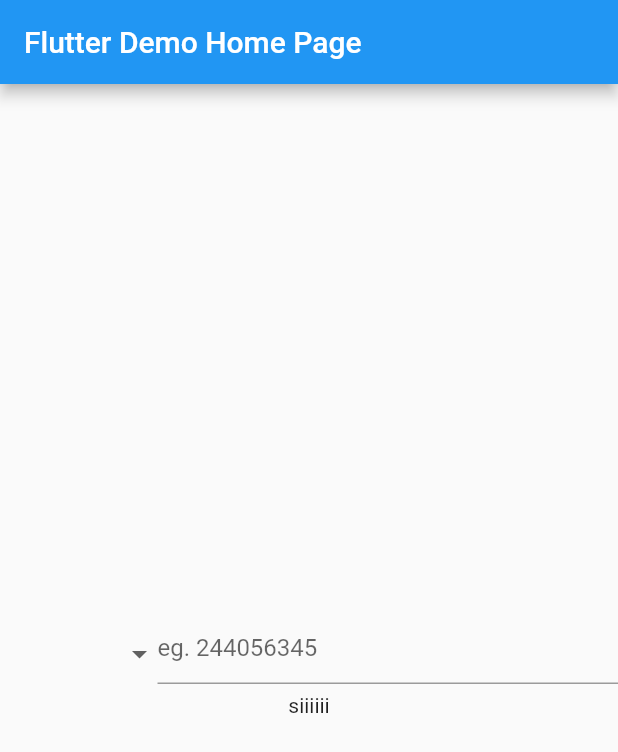
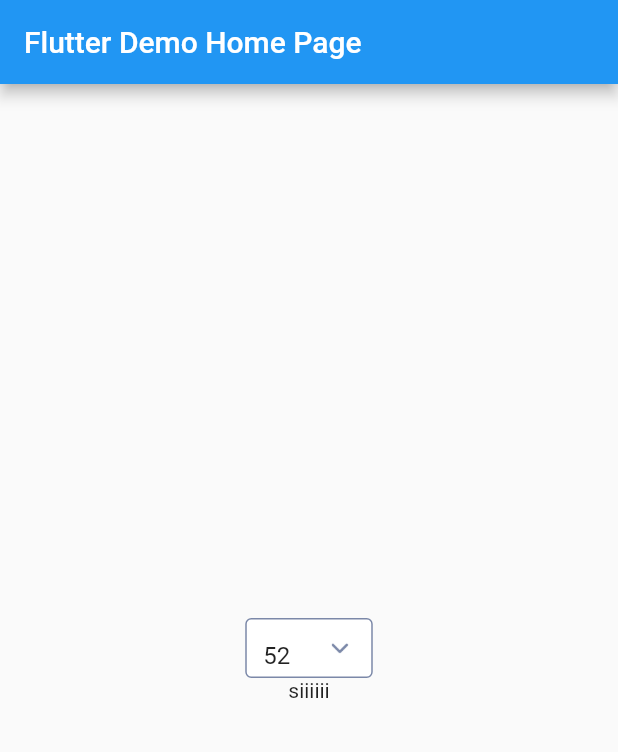
Before and after one commit to deiniresendiz/input_international_multi, a Flutter app: the screen it shows after launch, on a phone screen of 412 x 824 dp. Shown: the top 752 px of the screen. Run offline on Flutter 3.47's test engine with Material 2 defaults, Android fonts, the phone set to English and light mode, and no system bars.

Commit message:
new input lada phone

```diff
--- a/lib/main.dart
+++ b/lib/main.dart
@@ -1,6 +1,6 @@
 import 'package:flutter/material.dart';
-import 'package:input_international_multi/src/widget/international_phone_input.dart';
 import 'package:input_international_multi/src/widget/multi_select_country_widget.dart';
+import 'package:input_international_multi/src/widget/input_select_lada_phone_widget.dart';
 
 void main() {
   runApp(MyApp());
@@ -70,8 +70,7 @@ class _MyHomePageState extends State<MyHomePage> {
         child: Column(
           mainAxisAlignment: MainAxisAlignment.center,
           children: <Widget>[
-
-            InternationalPhoneInput(),
+            InputSelectLadaPhoneWidget(),
             InkWell(
                 child: Text('siiiiii'),
                 onTap: (){
--- /dev/null
+++ b/lib/src/widget/input_select_lada_phone_widget.dart
@@ -0,0 +1,174 @@
+import 'package:flutter/material.dart';
+import 'package:input_international_multi/src/model/country_list_model.dart';
+
+class InputSelectLadaPhoneWidget extends StatefulWidget {
+  final String lada;
+  final Function(String) onChange;
+  final Function(CountryModel) onChangeCountry;
+  final TextStyle textStyle;
+  final TextStyle textStyleLabel;
+  final TextStyle textStyleText;
+  final bool enable;
+  final String label;
+  InputSelectLadaPhoneWidget({this.lada,this.onChange, this.textStyle, this.enable = true, this.label, this.textStyleText, this.textStyleLabel, this.onChangeCountry});
+  @override
+  _InputSelectLadaPhoneWidgetState createState() => _InputSelectLadaPhoneWidgetState();
+}
+
+class _InputSelectLadaPhoneWidgetState extends State<InputSelectLadaPhoneWidget> {
+  String _lada = '52';
+  CountryModel _countryModel = new CountryModel();
+  TextEditingController _controller = new TextEditingController();
+  final OutlineInputBorder _noneInputBorderEnabled = OutlineInputBorder(
+    borderSide: BorderSide(
+        color: Color(0xff7B88A8)
+    ),
+  );
+
+  @override
+  void initState() {
+    _countryModel = listCountryModel.firstWhere((country) => (country.dialCode == '+$_lada'));
+    if(widget.lada != null)
+      _countryModel = listCountryModel.firstWhere((country) => (country.dialCode == '+${widget.lada}'));
+    _controller.text = _countryModel.dialCode.substring(1);
+    if(widget.onChange != null)
+      widget.onChange(_lada);
+    // TODO: implement initState
+    super.initState();
+  }
+
+  @override
+  Widget build(BuildContext context) {
+    return Container(
+      width: 85,
+      height: 40,
+      child: TextField(
+        onTap: (){
+          Navigator.of(context).push(PageRouteBuilder(
+              opaque: false,
+              pageBuilder: (BuildContext context, _, __) =>
+                  SelectLadaPhoneWidget(
+                    textStyleText: widget.textStyleText,
+                    onChange: (country){
+                      _countryModel = country;
+                      _lada = _countryModel.dialCode.substring(1);
+                      _controller.text  = _lada;
+                      if(widget.onChange != null)
+                        widget.onChange(_lada);
+                      if(widget.onChangeCountry != null)
+                        widget.onChangeCountry(_countryModel);
+                    },
+                  )));
+        },
+        controller: _controller,
+        readOnly: true,
+        enabled: widget.enable,
+        style: widget.textStyle,
+        decoration: InputDecoration(
+          labelStyle: widget.textStyleLabel,
+          fillColor: Colors.white,
+          filled: true,
+          isDense: true,
+          disabledBorder: OutlineInputBorder(
+            borderSide: BorderSide(
+                color: Color(0xffBCC4DA)
+            ),
+          ),
+          enabledBorder: _noneInputBorderEnabled,
+          errorBorder: _noneInputBorderEnabled,
+          focusedBorder: _noneInputBorderEnabled,
+          focusedErrorBorder: _noneInputBorderEnabled,
+          border: _noneInputBorderEnabled,
+          suffix: Image.asset(
+            'assets/chevron-down.png',
+            width: 20,
+            height: 20,
+            fit: BoxFit.contain,
+            //package: 'input_international_multi',
+          ),
+          labelText: widget.label,
+        ),
+      ),
+    );
+  }
+}
+
+class SelectLadaPhoneWidget extends StatelessWidget {
+  final TextStyle textStyleText;
+  final Function(CountryModel) onChange;
+  SelectLadaPhoneWidget({this.textStyleText, this.onChange});
+  final List<CountryModel> _listData = listCountryModel;
+
+  @override
+  Widget build(BuildContext context) {
+    return Scaffold(
+      backgroundColor: Colors.transparent,
+      body: SafeArea(
+        child: InkWell(
+          splashColor: Colors.transparent,
+          focusColor: Colors.transparent,
+          hoverColor: Colors.transparent,
+          highlightColor: Colors.transparent,
+          child: _list(context),
+          onTap: (){
+            Navigator.of(context).pop();
+          },
+        ),
+      ),
+    );
+  }
+
+  Widget _list(BuildContext context){
+    return Container(
+      margin: EdgeInsets.only(left: 16),
+      alignment: Alignment.centerLeft,
+      child: Container(
+        padding: EdgeInsets.symmetric(vertical: 4),
+        decoration: BoxDecoration(
+            color: Colors.white,
+            borderRadius: BorderRadius.circular(8)
+        ),
+        width: 110,
+        height: MediaQuery.of(context).size.height*0.9,
+        child: ListView.builder(
+          //physics: NeverScrollableScrollPhysics(),
+            shrinkWrap: true,
+            itemCount: _listData.length,
+            itemBuilder: _itemList
+        ),
+      ),
+    );
+  }
+
+  Widget _itemList(BuildContext context, int index){
+    CountryModel item = _listData[index];
+    return InkWell(
+      child: Container(
+        padding: EdgeInsets.symmetric(horizontal: 16,vertical: 4),
+        height: 32,
+        child: Row(
+          mainAxisAlignment: MainAxisAlignment.start,
+          children: [
+            Image.asset(
+              item.getFlag(),
+              width: 24,
+              height: 20,
+              fit: BoxFit.contain,
+              //package: 'input_international_multi',
+            ),
+            SizedBox(width: 8,),
+            Text(
+              item.dialCode,
+              style: textStyleText,
+            )
+          ],
+        ),
+      ),
+      onTap: (){
+        if(this.onChange != null)
+          this.onChange(item);
+        Navigator.pop(context);
+      },
+    );
+  }
+}
--- a/lib/src/widget/international_phone_input.dart
+++ /dev/null
@@ -1,169 +0,0 @@
-import 'package:flutter/material.dart';
-import 'package:flutter/services.dart';
-import 'package:input_international_multi/src/model/country_list.dart';
-import 'package:input_international_multi/src/model/country_list_model.dart';
-
-class InternationalPhoneInput extends StatefulWidget {
-  final void Function(String phoneNumber, String internationalizedPhoneNumber,
-      String isoCode, String dialCode) onPhoneNumberChange;
-  final String initialPhoneNumber;
-  final String initialSelection;
-  final String errorText;
-  final String hintText;
-  final String labelText;
-  final TextStyle errorStyle;
-  final TextStyle hintStyle;
-  final TextStyle labelStyle;
-  final int errorMaxLines;
-  final List<String> enabledCountries;
-  final InputDecoration decoration;
-  final bool showCountryCodes;
-  final bool showCountryFlags;
-  final Widget dropdownIcon;
-  final InputBorder border;
-
-  InternationalPhoneInput(
-      {this.onPhoneNumberChange,
-        this.initialPhoneNumber,
-        this.initialSelection,
-        this.errorText,
-        this.hintText,
-        this.labelText,
-        this.errorStyle,
-        this.hintStyle,
-        this.labelStyle,
-        this.enabledCountries = const [],
-        this.errorMaxLines,
-        this.decoration,
-        this.showCountryCodes = true,
-        this.showCountryFlags = true,
-        this.dropdownIcon,
-        this.border});
-
-
-  @override
-  _InternationalPhoneInputState createState() =>
-      _InternationalPhoneInputState();
-}
-
-class _InternationalPhoneInputState extends State<InternationalPhoneInput> {
-  CountryModel selectedItem;
-
-
-  String errorText;
-  String hintText;
-  String labelText;
-
-  TextStyle errorStyle;
-  TextStyle hintStyle;
-  TextStyle labelStyle;
-
-  int errorMaxLines;
-
-  bool hasError = false;
-  bool showCountryCodes;
-  bool showCountryFlags;
-
-  InputDecoration decoration;
-  Widget dropdownIcon;
-  InputBorder border;
-
-  _InternationalPhoneInputState();
-
-  final phoneTextController = TextEditingController();
-
-  @override
-  void initState() {
-    errorText = widget.errorText ?? 'Please enter a valid phone number';
-    hintText = widget.hintText ?? 'eg. 244056345';
-    labelText = widget.labelText;
-    errorStyle = widget.errorStyle;
-    hintStyle = widget.hintStyle;
-    labelStyle = widget.labelStyle;
-    errorMaxLines = widget.errorMaxLines;
-    decoration = widget.decoration;
-    showCountryCodes = widget.showCountryCodes;
-    showCountryFlags = widget.showCountryFlags;
-    dropdownIcon = widget.dropdownIcon;
-
-    phoneTextController.text = widget.initialPhoneNumber;
-
-
-    super.initState();
-  }
-
-
-
-  @override
-  Widget build(BuildContext context) {
-    return Container(
-      child: Container(
-        height: 60,
-        child: Row(
-          mainAxisAlignment: MainAxisAlignment.start,
-          children: <Widget>[
-            DropdownButtonHideUnderline(
-              child: Padding(
-                padding: EdgeInsets.only(top: 8),
-                child: DropdownButton<CountryModel>(
-                  value: selectedItem,
-                  icon: Padding(
-                    padding:
-                    EdgeInsets.only(bottom: (decoration != null) ? 6 : 0),
-                    child: dropdownIcon ?? Icon(Icons.arrow_drop_down),
-                  ),
-                  onChanged: (CountryModel newValue) {
-                    setState(() {
-                      selectedItem = newValue;
-                    });
-                  },
-                  items: listCountryModel.map<DropdownMenuItem<CountryModel>>((CountryModel value) {
-                    return DropdownMenuItem<CountryModel>(
-                      value: value,
-                      child: Container(
-                        padding: const EdgeInsets.only(bottom: 5.0),
-                        child: Row(
-                          mainAxisAlignment: MainAxisAlignment.spaceEvenly,
-                          children: <Widget>[
-                            if (showCountryFlags) ...[
-                              Image.asset(
-                                value.getFlag(),
-                                width: 32.0,
-                                height: 20,
-                                //package: 'input_international_multi',
-                              )
-                            ],
-                            if (showCountryCodes) ...[
-                              SizedBox(width: 4),
-                              Text(value.dialCode)
-                            ]
-                          ],
-                        ),
-                      ),
-                    );
-                  }).toList(),
-                ),
-              ),
-            ),
-            Flexible(
-                child: TextField(
-                  keyboardType: TextInputType.phone,
-                  controller: phoneTextController,
-                  decoration: decoration ??
-                      InputDecoration(
-                        hintText: hintText,
-                        labelText: labelText,
-                        errorText: hasError ? errorText : null,
-                        hintStyle: hintStyle ?? null,
-                        errorStyle: errorStyle ?? null,
-                        labelStyle: labelStyle,
-                        errorMaxLines: errorMaxLines ?? 3,
-                        border: border ?? null,
-                      ),
-                ))
-          ],
-        ),
-      ),
-    );
-  }
-}
--- a/lib/src/widget/multi_select_country_widget.dart
+++ b/lib/src/widget/multi_select_country_widget.dart
@@ -56,10 +56,11 @@ class _MultiSelectCountryWidgetState extends State<MultiSelectCountryWidget> {
             borderRadius: BorderRadius.circular(8)
         ),
         width: MediaQuery.of(context).size.width*0.8,
+        height: MediaQuery.of(context).size.height*0.9,
         child: Column(
           children: [
             Container(
-                margin: EdgeInsets.symmetric(vertical: 4,horizontal: 4),
+                margin: EdgeInsets.symmetric(vertical: 16,horizontal: 16),
                 child: SearchFormMiniWidget(
                   onChange: (value){
                     _searchData(value: value);
--- a/lib/src/widget/search_form_mini_widget.dart
+++ b/lib/src/widget/search_form_mini_widget.dart
@@ -15,7 +15,7 @@ class _SearchFormMiniWidgetState extends State<SearchFormMiniWidget> {
   @override
   Widget build(BuildContext context) {
     return Container(
-      height: 32,
+      height: 40,
       decoration: BoxDecoration(
           border: Border.all(
               color: Color(0xffBCC4DA),
@@ -28,7 +28,7 @@ class _SearchFormMiniWidgetState extends State<SearchFormMiniWidget> {
       child: Row(
         children: [
           Container(
-              padding: EdgeInsets.symmetric(vertical: 6,horizontal: 4),
+              padding: EdgeInsets.symmetric(vertical: 10,horizontal: 8),
               child: Image.asset('assets/search.png', fit: BoxFit.contain)
           ),
           Flexible(
```
Also changed, not shown: assets/chevron-down.png (added).
